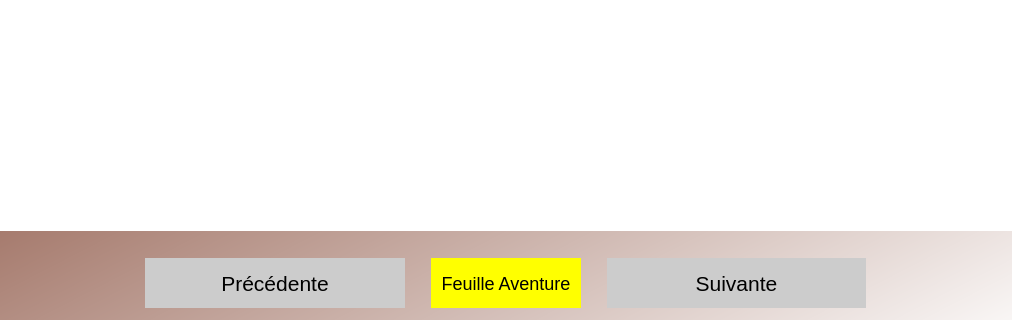
Izocel/PythonBookHero, file BookHeroProjectDesigner/selectionchapitres.ui: the form before one commit; both pictures show x 127 to 1139 and y 314 to 634 of the 1265 by 634 pixel window.
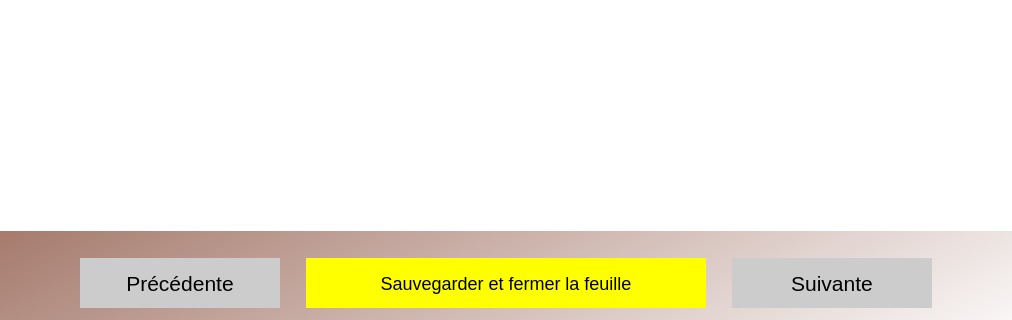
The form after the commit.

Patch:
```diff
--- a/BookHeroProjectDesigner/selectionchapitres.ui
+++ b/BookHeroProjectDesigner/selectionchapitres.ui
@@ -362,8 +362,8 @@
          <item>
           <widget class="QPushButton" name="page_aventure_pushButton_4">
            <property name="sizePolicy">
-            <sizepolicy hsizetype="Expanding" vsizetype="Maximum">
-             <horstretch>0</horstretch>
+            <sizepolicy hsizetype="Expanding" vsizetype="Expanding">
+             <horstretch>1</horstretch>
              <verstretch>0</verstretch>
             </sizepolicy>
            </property>
@@ -375,7 +375,7 @@
            </property>
            <property name="maximumSize">
             <size>
-             <width>150</width>
+             <width>400</width>
              <height>50</height>
             </size>
            </property>
@@ -402,7 +402,7 @@
 </string>
            </property>
            <property name="text">
-            <string>Feuille Aventure</string>
+            <string>Sauvegarder et fermer la feuille</string>
            </property>
           </widget>
          </item>
```
Left out of the diff: 6 changed lines with no effect on the pictures.
